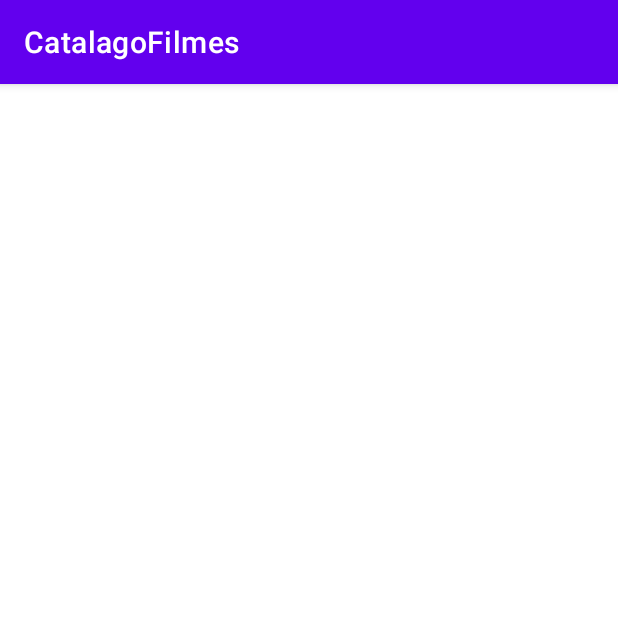
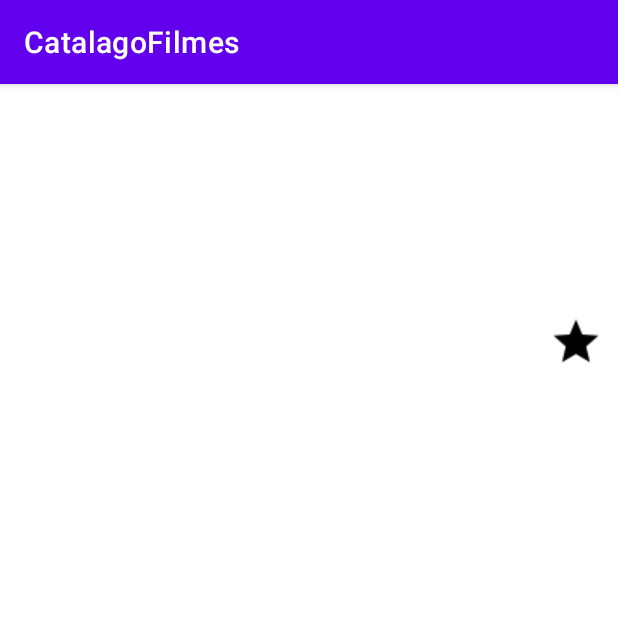
Before and after one commit to alanwerner/DesafioAndroidSprint3, an Android app: the FilmeActivity screen opened directly, with no data from a screen before it, on a phone screen of 412 x 824 dp, the top half of it. Run offline under Robolectric (Android 15) with nearby library versions, the phone set to English and light mode, and no system bars; our stand-ins replace Room's generated code; pictures from the network do not load; 4 statements that could not run were skipped.

```diff
--- a/app/src/main/java/com/example/catalagofilmes/database/AppDatabase.kt
+++ b/app/src/main/java/com/example/catalagofilmes/database/AppDatabase.kt
@@ -2,31 +2,49 @@ package com.example.catalagofilmes.database
 
 import android.content.Context
 import androidx.room.Database
-import androidx.room.Room
+import androidx.room.Room.databaseBuilder
 import androidx.room.RoomDatabase
+import androidx.room.migration.Migration
 import com.example.catalagofilmes.database.dao.FilmeDao
 import com.example.catalagofilmes.model.Filme
+
+
+class AppDaatabase {
 
     @Database(
         version = 1,
         entities = [Filme::class],
-    exportSchema = true
+        exportSchema = false
     )
+
     abstract class AppDatabase : RoomDatabase() {
 
         abstract fun filmeDao(): FilmeDao
 
-    companion object {
-        @Volatile
-        private var db: AppDatabase? = null
+        companion object factory {
+
+            private lateinit var db: AppDatabase
 
             fun instancia(context: Context): AppDatabase {
-            return db ?: Room.databaseBuilder(
-                context,
-                AppDatabase::class.java,
-                "ceep.db"
-            ).build()
+                if (::db.isInitialized) return db
+                db = databaseBuilder(context, AppDatabase::class.java, "AppDatabase.db")
+                    .addMigrations(Migration(1, 2) {
+                        it.execSQL("DROP TABLE IF EXISTS 'Filme'")
+                        it.execSQL(
+                            "CREATE TABLE IF NOT EXISTS Filme (" +
+                                    "id INTEGER PRIMARY KEY AUTOINCREMENT NOT NULL, " +
+                                    "title TEXT NOT NULL, " +
+                                    "original_language TEXT NOT NULL, " +
+                                    "poster_path TEXT NOT NULL, " +
+                                    "overview TEXT NOT NULL, " +
+                                    "release_date TEXT NOT NULL, " +
+                                    "backdrop_path TEXT NOT NULL)"
+                        );
+                    })
+                    .allowMainThreadQueries()
+                    .build()
+                return db
             }
         }
-
     }
+}
--- a/app/src/main/java/com/example/catalagofilmes/database/dao/FilmeDao.kt
+++ b/app/src/main/java/com/example/catalagofilmes/database/dao/FilmeDao.kt
@@ -1,14 +1,16 @@
 package com.example.catalagofilmes.database.dao
 
 import androidx.room.Dao
+import androidx.room.Insert
+import androidx.room.OnConflictStrategy.IGNORE
 import androidx.room.Query
 import com.example.catalagofilmes.model.Filme
-import kotlinx.coroutines.flow.Flow
 
 @Dao
 interface FilmeDao {
+    @Insert(onConflict = IGNORE)
+    suspend fun salva(filme: Filme)
 
     @Query("SELECT * FROM Filme")
-    fun buscaTodos() : Flow<List<Filme>>
-
+    suspend fun buscaFavoritos(): List<Filme>
 }
--- a/app/src/main/java/com/example/catalagofilmes/ui/activity/FilmeActivity.kt
+++ b/app/src/main/java/com/example/catalagofilmes/ui/activity/FilmeActivity.kt
@@ -5,16 +5,21 @@ import android.os.Bundle
 import android.view.View
 import android.widget.ImageView
 import android.widget.TextView
+import androidx.lifecycle.lifecycleScope
 import com.bumptech.glide.Glide
 import com.example.catalagofilmes.R
+import com.example.catalagofilmes.database.AppDaatabase
+import com.example.catalagofilmes.database.dao.FilmeDao
 import com.example.catalagofilmes.model.Filme
+import com.google.android.material.floatingactionbutton.FloatingActionButton
+import kotlinx.coroutines.launch
 
 class FilmeActivity : AppCompatActivity(R.layout.activity_filme) {
-
+    private lateinit var dao: FilmeDao
 
     override fun onCreate(savedInstanceState: Bundle?) {
         super.onCreate(savedInstanceState)
-
+        dao = AppDaatabase.AppDatabase.instancia(this).filmeDao()
         val filme = intent.getSerializableExtra("Filme") as Filme
 
         val imagem = findViewById<ImageView>(R.id.activity_filme_imagem)
@@ -22,6 +27,7 @@ class FilmeActivity : AppCompatActivity(R.layout.activity_filme) {
         val lancamento = findViewById<TextView>(R.id.activity_filme_lancamento)
         val explicit = findViewById<ImageView>(R.id.activity_filme_explicit)
         val sinapse = findViewById<TextView>(R.id.activity_filme_sinapse)
+
 
         if (filme != null) {
             if (filme.backdrop_path != "") {
--- a/app/src/main/java/com/example/catalagofilmes/ui/adapter/ListaFilmesAdapter.kt
+++ b/app/src/main/java/com/example/catalagofilmes/ui/adapter/ListaFilmesAdapter.kt
@@ -1,13 +1,10 @@
 package com.example.catalagofilmes.ui.adapter
 
 import android.content.Context
-import android.util.Log
 import android.view.LayoutInflater
 import android.view.View
 import android.view.ViewGroup
-import android.widget.AdapterView
 import android.widget.ImageView
-import android.widget.TextView
 import androidx.core.content.ContextCompat
 import androidx.core.graphics.BlendModeColorFilterCompat
 import androidx.core.graphics.BlendModeCompat
@@ -28,7 +25,7 @@ class ListaFilmesAdapter() : RecyclerView.Adapter<ListaFilmesAdapter.ViewHolder>
             itemView.rootView.setOnClickListener{
                 itemClickListener.invoke(filme)
             }
-            val imagem = itemView.findViewById<ImageView>(R.id.filme_item_imagem)
+            val imagem = itemView.findViewById<ImageView>(R.id.filme_item_favoritos_imagem)
             Glide.with(imagem).load("https://image.tmdb.org/t/p/w500${filme.poster_path}").placeholder(loadCircularProgress(imagem.context)).into(imagem)
 
         }
--- a/app/src/main/java/com/example/catalagofilmes/ui/favoritos/FilmesFavoritosFragment.kt
+++ b/app/src/main/java/com/example/catalagofilmes/ui/favoritos/FilmesFavoritosFragment.kt
@@ -12,6 +12,7 @@ import com.example.catalagofilmes.databinding.FragmentFilmesFavoritosBinding
 class FilmesFavoritosFragment : Fragment() {
 
     private var _binding: FragmentFilmesFavoritosBinding? = null
+
     // This property is only valid between onCreateView and
     // onDestroyView.
     private val binding get() = _binding!!
@@ -30,6 +31,8 @@ private var _binding: FragmentFilmesFavoritosBinding? = null
         return root
     }
 
+
+
     override fun onDestroyView() {
         super.onDestroyView()
         _binding = null
--- /dev/null
+++ b/app/src/main/res/drawable/ic_baseline_local_movies_24.xml
@@ -0,0 +1,5 @@
+<vector android:height="24dp" android:tint="#000000"
+    android:viewportHeight="24" android:viewportWidth="24"
+    android:width="24dp" xmlns:android="http://schemas.android.com/apk/res/android">
+    <path android:fillColor="@android:color/white" android:pathData="M18,3v2h-2L16,3L8,3v2L6,5L6,3L4,3v18h2v-2h2v2h8v-2h2v2h2L20,3h-2zM8,17L6,17v-2h2v2zM8,13L6,13v-2h2v2zM8,9L6,9L6,7h2v2zM18,17h-2v-2h2v2zM18,13h-2v-2h2v2zM18,9h-2L16,7h2v2z"/>
+</vector>
--- /dev/null
+++ b/app/src/main/res/drawable/ic_baseline_star_24.xml
@@ -0,0 +1,5 @@
+<vector android:height="24dp" android:tint="#000000"
+    android:viewportHeight="24" android:viewportWidth="24"
+    android:width="24dp" xmlns:android="http://schemas.android.com/apk/res/android">
+    <path android:fillColor="@android:color/white" android:pathData="M12,17.27L18.18,21l-1.64,-7.03L22,9.24l-7.19,-0.61L12,2 9.19,8.63 2,9.24l5.46,4.73L5.82,21z"/>
+</vector>
--- a/app/src/main/res/layout/activity_filme.xml
+++ b/app/src/main/res/layout/activity_filme.xml
@@ -4,6 +4,7 @@
     xmlns:tools="http://schemas.android.com/tools"
     android:layout_width="match_parent"
     android:layout_height="match_parent"
+    android:backgroundTint="?android:attr/windowBackground"
     tools:context=".ui.activity.FilmeActivity">
 
     <ImageView
@@ -59,4 +60,19 @@
         app:layout_constraintTop_toBottomOf="@+id/activity_filme_lancamento"
         tools:text="For best friends Becky and Hunter, life is all about conquering fears and pushing limits. But after they climb 2,000 feet to the top of a remote, abandoned radio tower, they find themselves stranded with no way down. Now Becky and Hunter’s expert climbing skills will be put to the ultimate test as they desperately fight to survive the elements, a lack of supplies, and vertigo-inducing heights." />
 
+    <com.google.android.material.floatingactionbutton.FloatingActionButton
+        android:id="@+id/activity_filme_fab_favoritos"
+        android:layout_width="wrap_content"
+        android:layout_height="wrap_content"
+        android:clickable="true"
+        app:layout_constraintBottom_toBottomOf="@+id/activity_filme_imagem"
+        app:layout_constraintEnd_toEndOf="parent"
+        app:srcCompat="@drawable/ic_baseline_star_24"
+        android:scaleX="1.5"
+        android:scaleY="1.5"
+        android:backgroundTint="#00000000"
+        app:backgroundTint="#00000000"
+        app:elevation="0dp"
+        app:borderWidth="0dp" />
+
 </androidx.constraintlayout.widget.ConstraintLayout>
--- a/app/src/main/res/layout/filme_item.xml
+++ b/app/src/main/res/layout/filme_item.xml
@@ -9,7 +9,7 @@
     app:cardCornerRadius="8dp">
 
     <ImageView
-        android:id="@+id/filme_item_imagem"
+        android:id="@+id/filme_item_favoritos_imagem"
         android:layout_width="match_parent"
         android:layout_height="200dp"
         android:scaleType="centerCrop"
--- a/app/src/main/res/menu/bottom_nav_menu.xml
+++ b/app/src/main/res/menu/bottom_nav_menu.xml
@@ -3,12 +3,12 @@
 
     <item
         android:id="@+id/navigation_home"
-        android:icon="@drawable/ic_home_black_24dp"
+        android:icon="@drawable/ic_baseline_local_movies_24"
         android:title="@string/title_home"/>
 
     <item
         android:id="@+id/navigation_notifications"
-        android:icon="@drawable/ic_notifications_black_24dp"
+        android:icon="@drawable/ic_baseline_star_24"
         android:title="@string/title_notifications"/>
 
 </menu>
--- a/app/src/main/res/values/strings.xml
+++ b/app/src/main/res/values/strings.xml
@@ -1,7 +1,6 @@
 <resources>
     <string name="app_name">CatalagoFilmes</string>
     <string name="title_activity_main">MainActivity</string>
-    <string name="title_home">Home</string>
-    <string name="title_dashboard">Dashboard</string>
-    <string name="title_notifications">Notifications</string>
+    <string name="title_home">Filmes</string>
+    <string name="title_notifications">Favoritos</string>
 </resources>
```
Also changed, not shown: app/build.gradle (+17 -11 lines), app/src/main/java/com/example/catalagofilmes/model/Filme.kt (+11 -5 lines), app/src/main/res/layout/filme_item_favoritos.xml (+51 -3 lines), app/src/main/res/layout/fragment_filmes_favoritos.xml (+10 -1 lines). Lines whose indentation alone changed are shown as unchanged.
